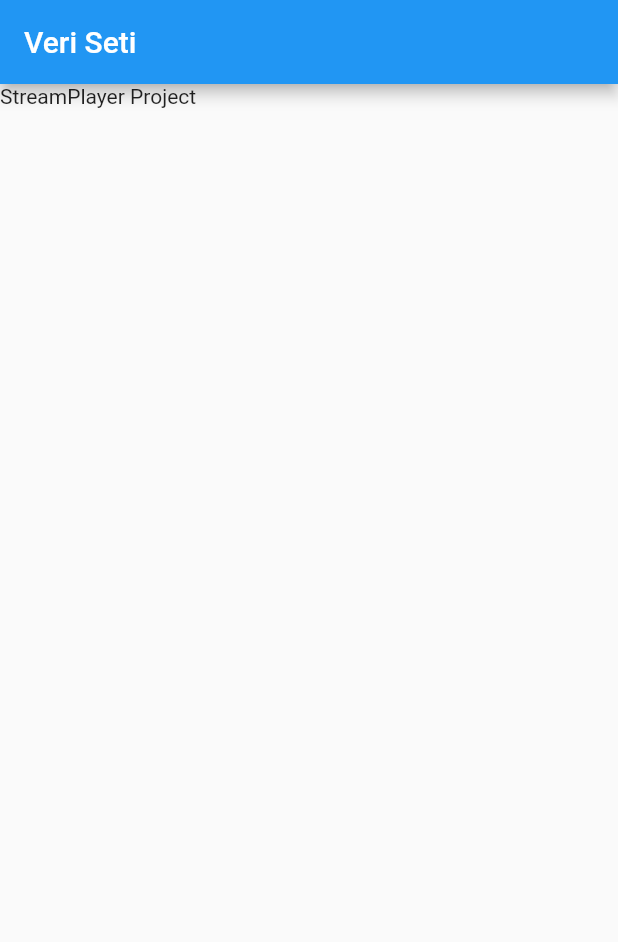
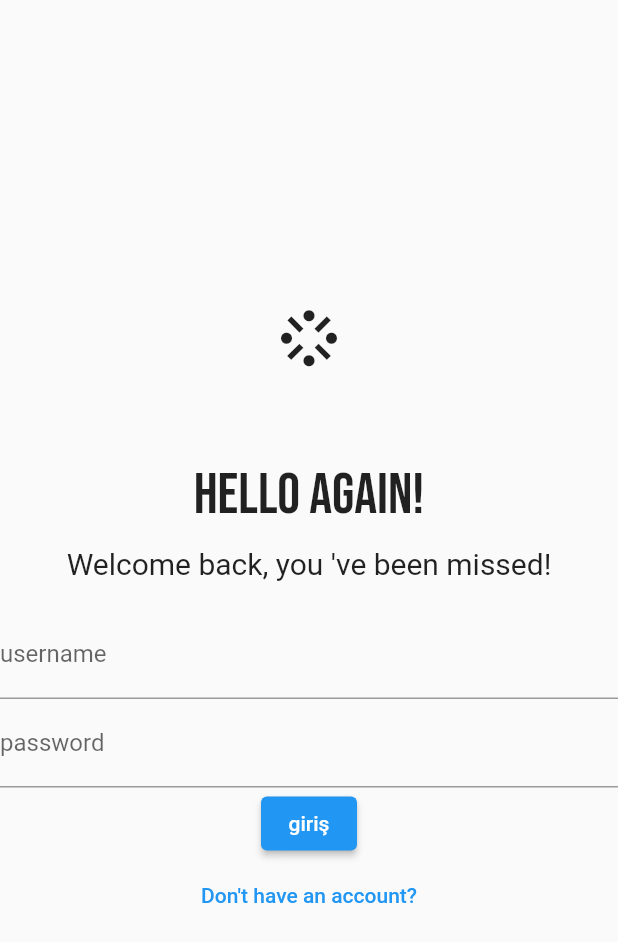
Before and after one commit to fatmanurpolat/videoplayerproje, a Flutter app: the screen it shows after launch, on a phone screen of 412 x 824 dp. Shown: the top 942 px of the screen. Run offline on Flutter 3.47's test engine with Material 2 defaults, Android fonts, the phone set to English and light mode, and no system bars; our stand-ins replace firebase_auth, firebase_core, google_fonts; accounts and stored records are empty.

Commit message:
login-register-category

```diff
--- /dev/null
+++ b/lib/auth/login/login_view.dart
@@ -0,0 +1,87 @@
+import 'package:flutter/material.dart';
+import 'package:flutter_application_1/auth/login/login_view_model.dart';
+import 'package:flutter_application_1/auth/register/register_view.dart';
+import 'package:google_fonts/google_fonts.dart';
+
+class LoginView extends StatefulWidget {
+  const LoginView({super.key});
+
+  @override
+  State<LoginView> createState() => _LoginViewState();
+}
+
+class _LoginViewState extends State<LoginView> {
+  @override
+  void initState() {
+    super.initState();
+    WidgetsBinding.instance.addPostFrameCallback((_) {
+      viewModel.checkCurrentUser(context);
+    }); // viewModel.loc
+  }
+
+  LoginViewModel viewModel = LoginViewModel(); //nesne oluşturduk
+  @override
+  Widget build(BuildContext context) {
+    return Scaffold(
+      body: Center(
+        child: SingleChildScrollView(
+          child: Container(
+            child: Column(
+              mainAxisAlignment: MainAxisAlignment.center,
+              children: [
+                const Icon(
+                  Icons.stream,
+                  size: 45,
+                ),
+                SizedBox(
+                  height: 30,
+                ),
+                const SizedBox(
+                  height: 30,
+                ),
+                Text(
+                  "Hello Again!",
+                  style: GoogleFonts.bebasNeue(fontSize: 38),
+                ),
+                const SizedBox(
+                  height: 10,
+                ),
+                const Text(
+                  "Welcome back, you 've been missed!",
+                  style: TextStyle(
+                    fontSize: 20,
+                  ),
+                ),
+                const SizedBox(
+                  height: 20,
+                ),
+                TextField(
+                  controller: viewModel.userNameTextController,
+                  decoration: InputDecoration(label: Text("username")),
+                ),
+                TextField(
+                  controller: viewModel.passwordTextController,
+                  decoration: InputDecoration(label: Text("password")),
+                ),
+                ElevatedButton(
+                  onPressed: () {
+                    viewModel.login(context);
+                  },
+                  child: Text('giriş'),
+                ),
+                TextButton(
+                    onPressed: () {
+                      Navigator.push(
+                          context,
+                          MaterialPageRoute(
+                              builder: (context) => RegisterView()));
+                    },
+                    child: Text("Don't have an account?"))
+              ],
+            ),
+          ),
+        ),
+      ),
+    );
+  }
+}
```
Also changed, not shown: lib/auth/login/login_view_model.dart (added, +88 -0 lines), lib/auth/register/register_view.dart (added, +81 -0 lines), lib/auth/register/register_view_model.dart (added, +58 -0 lines), lib/main.dart (+9 -2 lines), lib/model/user_model.dart (added, +32 -0 lines), lib/screens/home_page.dart (+75 -4 lines), pubspec.yaml (+7 -0 lines), lib/auth/login/login.dart (deleted), pubspec.lock, 5 other files.
